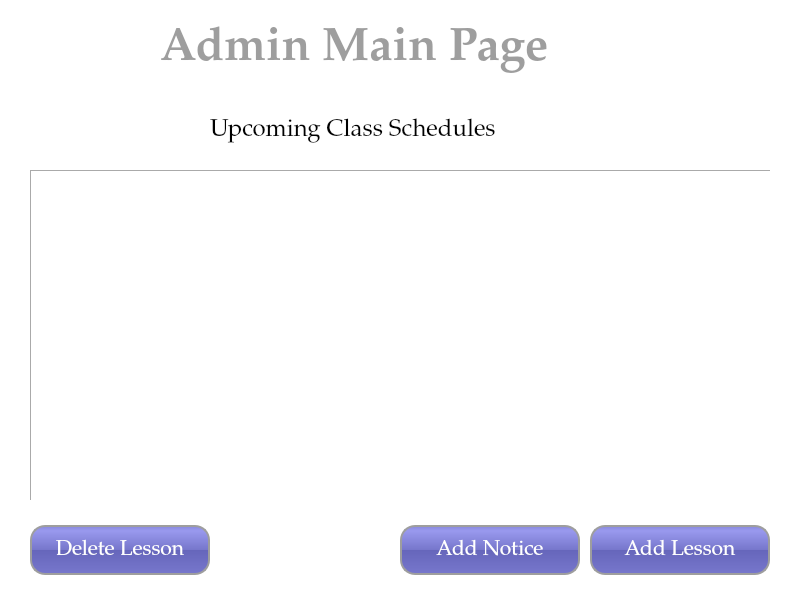
Old version of the form UI/AdminMainPageUI.ui in the repository tural777/FinalProject.
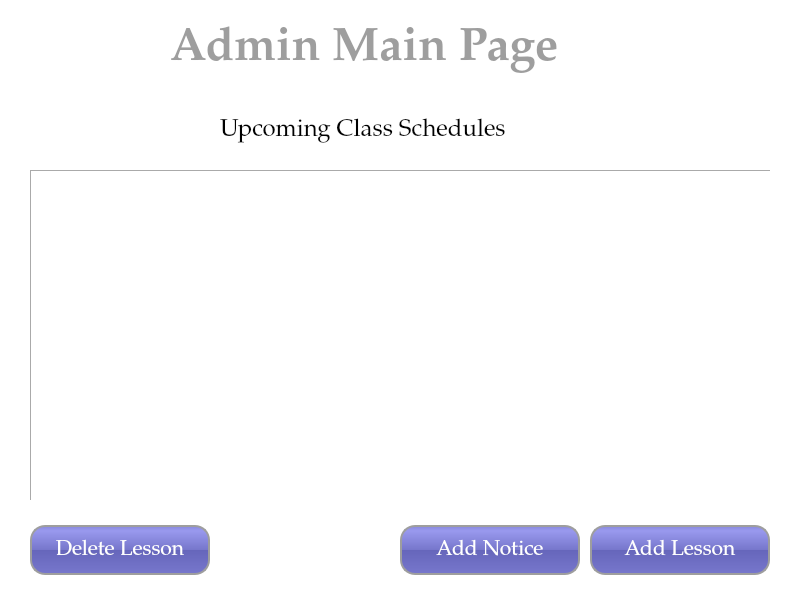
New version of the form.

```diff
--- a/UI/AdminMainPageUI.ui
+++ b/UI/AdminMainPageUI.ui
@@ -37,7 +37,7 @@
   <widget class="QLabel" name="lbl_title">
    <property name="geometry">
     <rect>
-     <x>160</x>
+     <x>170</x>
      <y>10</y>
      <width>521</width>
      <height>80</height>
@@ -143,7 +143,7 @@
   <widget class="QLabel" name="label">
    <property name="geometry">
     <rect>
-     <x>210</x>
+     <x>220</x>
      <y>90</y>
      <width>371</width>
      <height>81</height>
```
Left out of the diff: 3 changed lines with no effect on the pictures.
